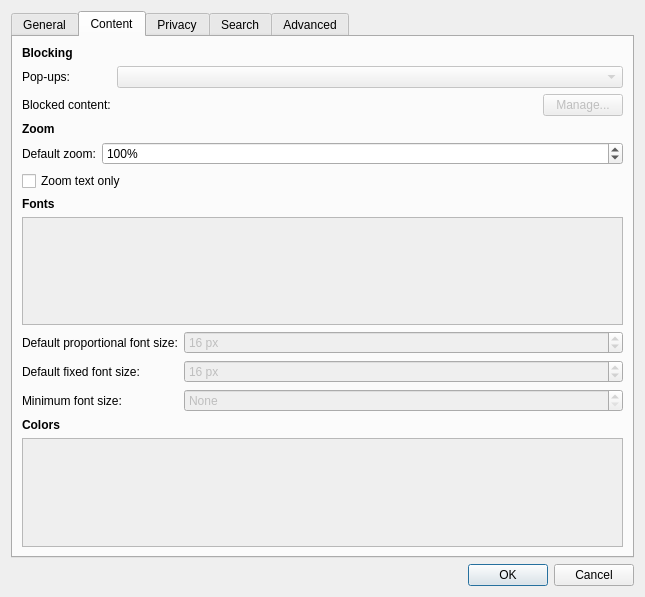
OtterBrowser/otter-browser, file src/ui/PreferencesDialog.ui: the form before one commit.
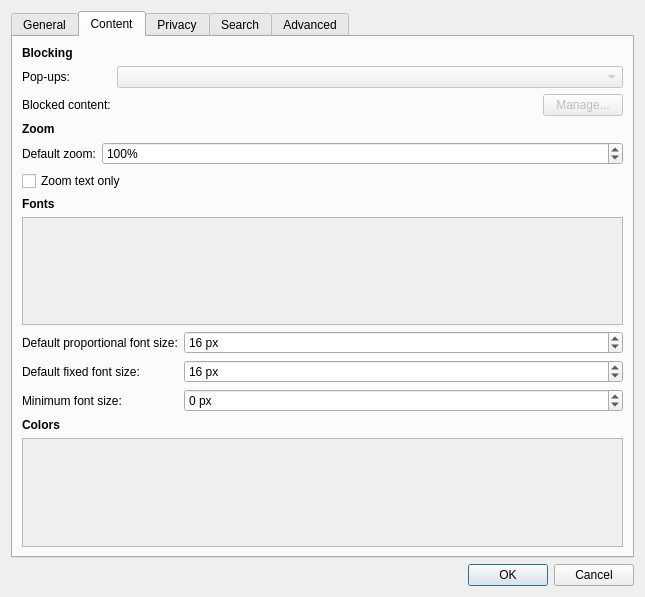
The form after the commit. The open tabs and pages were chosen to show the change.

Diff of the .ui file:
```diff
--- a/src/ui/PreferencesDialog.ui
+++ b/src/ui/PreferencesDialog.ui
@@ -445,9 +445,6 @@
          </item>
          <item row="0" column="1">
           <widget class="QSpinBox" name="proportionalFontSizeSpinBox">
-           <property name="enabled">
-            <bool>false</bool>
-           </property>
            <property name="suffix">
             <string> px</string>
            </property>
@@ -478,9 +475,6 @@
          </item>
          <item row="1" column="1">
           <widget class="QSpinBox" name="fixedFontSizeSpinBox">
-           <property name="enabled">
-            <bool>false</bool>
-           </property>
            <property name="suffix">
             <string> px</string>
            </property>
@@ -497,15 +491,15 @@
          </item>
          <item row="2" column="1">
           <widget class="QSpinBox" name="minimumFontSizeSpinBox">
-           <property name="enabled">
-            <bool>false</bool>
-           </property>
            <property name="specialValueText">
             <string>None</string>
            </property>
            <property name="suffix">
             <string> px</string>
            </property>
+           <property name="minimum">
+            <number>-1</number>
+           </property>
            <property name="maximum">
             <number>72</number>
            </property>
```
Left out of the diff: 2 changed lines with no effect on the pictures.
